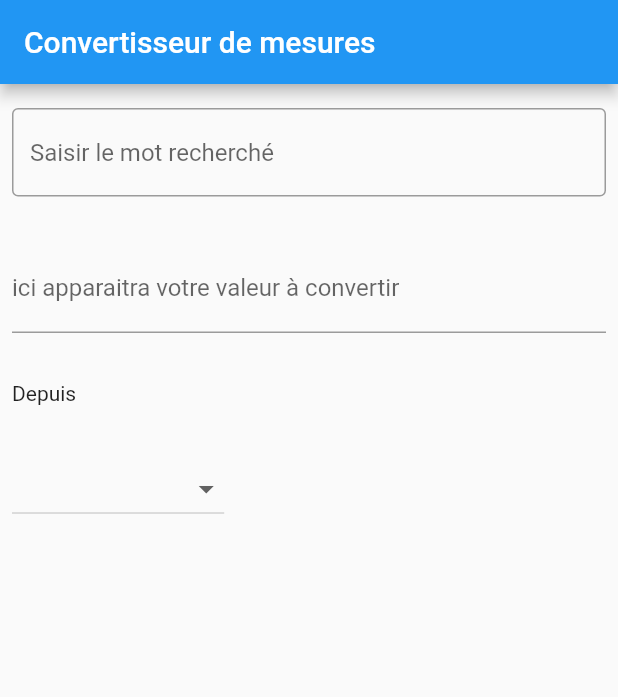
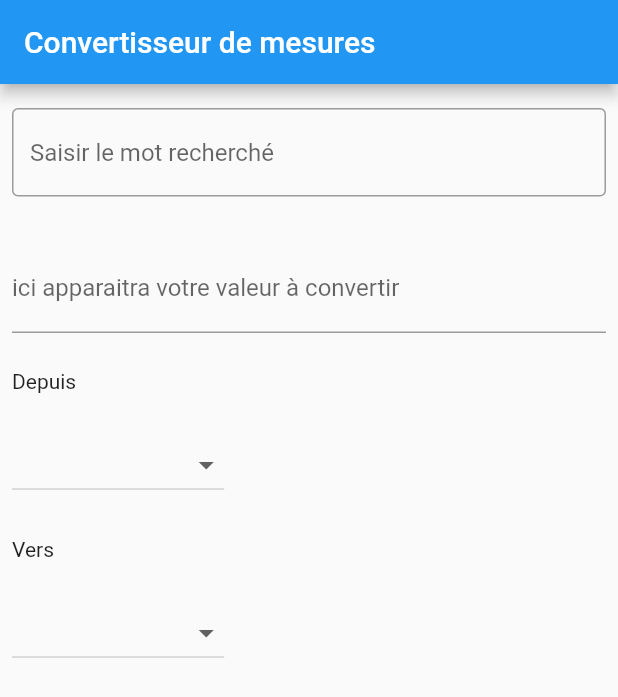
Before and after one commit to LePhostavius/dev_mobile_tp1, a Flutter app: the screen it shows after launch, on a phone screen of 412 x 824 dp. Shown: the top 697 px of the screen. Run offline on Flutter 3.47's test engine with Material 2 defaults, Android fonts, the phone set to English and light mode, and no system bars.

Commit message:
ajout du vers

```diff
--- a/flutter_application_1/lib/main.dart
+++ b/flutter_application_1/lib/main.dart
@@ -92,7 +92,7 @@ labelText: '$_nombreSaisi',
 ),
 ),
 Padding(
-padding: EdgeInsets.symmetric(horizontal: 8, vertical: 16),
+padding: EdgeInsets.symmetric(horizontal: 8, vertical: 8),
 child: Text('Depuis'),
 ),
 Padding(
@@ -101,6 +101,19 @@ child : DropdownButton<String>(value: value,items: _unitesMesures.map(buildMenuI
 onChanged: (value) => setState((() => this.value = value),
 ),
 )
-)]);
+),
+Padding(
+padding: EdgeInsets.symmetric(horizontal: 8, vertical: 8),
+child: Text('Vers'),
+),
+Padding(
+padding: EdgeInsets.symmetric(horizontal: 8, vertical: 16),
+child : DropdownButton<String>(value: value,items: _unitesMesures.map(buildMenuItem).toList(),
+onChanged: (value) => setState((() => this.value = value),
+),
+)
+),
+]
+);
 }
 }
```
